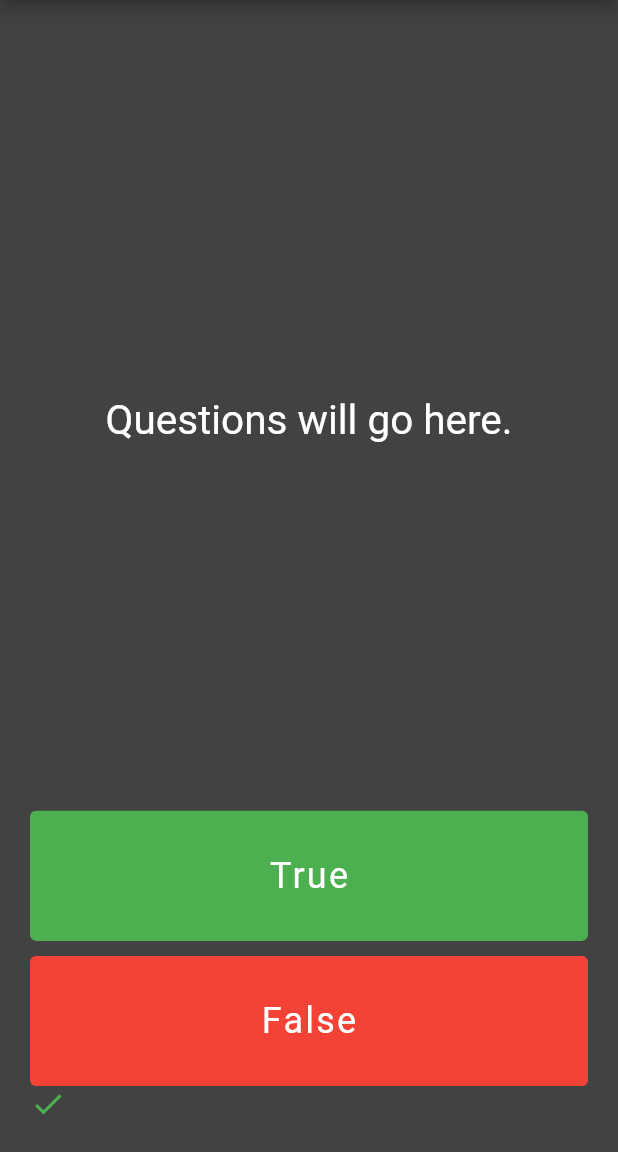
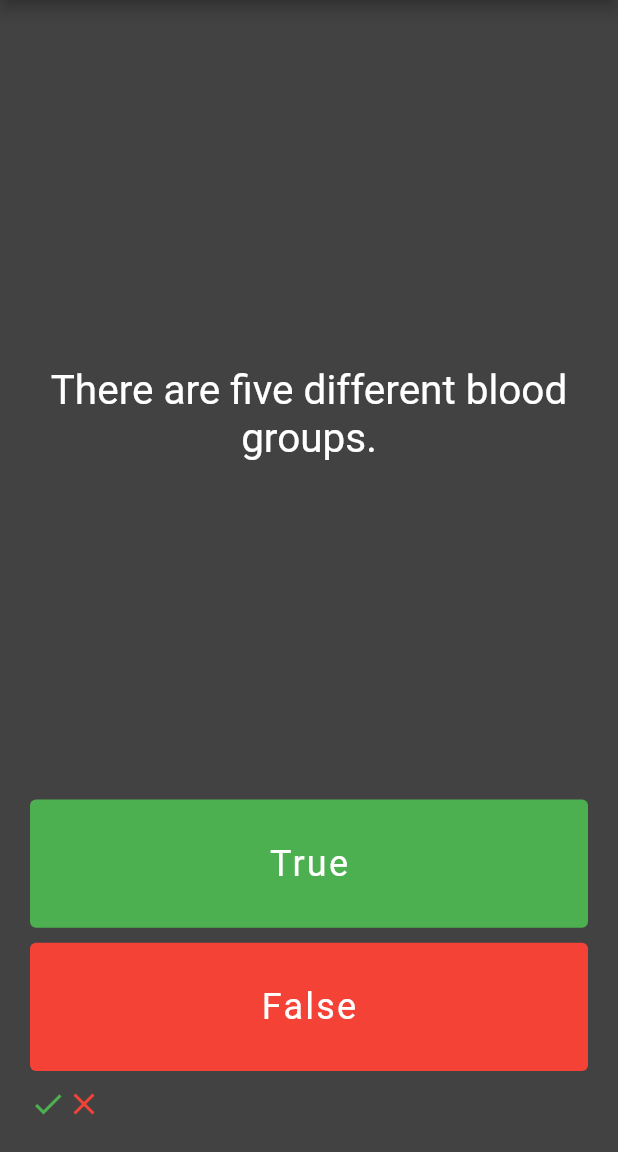
Before and after one commit to Jhay4Julian/quizzle_flutter, a Flutter app: the screen it shows after launch, after a tap on "True", after a tap on "False", on a phone screen of 412 x 824 dp, the part 84-1236 px from its top. Run offline on Flutter 3.47's test engine with Material 2 defaults, Android fonts, the phone set to English and light mode, and no system bars.

Commit message:
added next question option to TextButton setState

```diff
--- a/lib/main.dart
+++ b/lib/main.dart
@@ -43,6 +43,8 @@ class _QuizPageState extends State<QuizPage> {
     'The black box in a plane is black.',
   ];
 
+  int questionNumber = 0;
+
   List<bool> triviaAnswers = [
     true,
     true,
@@ -61,13 +63,13 @@ class _QuizPageState extends State<QuizPage> {
         crossAxisAlignment: CrossAxisAlignment.stretch,
         mainAxisAlignment: MainAxisAlignment.spaceBetween,
         children: [
-          const Expanded(
+          Expanded(
             flex: 6,
             child: Center(
               child: Text(
-                'Questions will go here.',
+                triviaQuestions[questionNumber],
                 textAlign: TextAlign.center,
-                style: TextStyle(
+                style: const TextStyle(
                   fontSize: 27.0,
                   color: Colors.white,
                 )
@@ -78,6 +80,7 @@ class _QuizPageState extends State<QuizPage> {
               onPressed: () {
                 setState(() {
                   scoreKeeper.add(const Icon(Icons.check, color: Colors.green));
+                  questionNumber++;
                 });
               },
               child: const Text(
@@ -92,7 +95,8 @@ class _QuizPageState extends State<QuizPage> {
             child: TextButton(
               onPressed: () {
                 setState(() {
-                  const Icon(Icons.clear, color: Colors.red);
+                  scoreKeeper.add(const Icon(Icons.clear, color: Colors.red));
+                  questionNumber++;
                 });
               },
               child: const Text(
@@ -102,6 +106,7 @@ class _QuizPageState extends State<QuizPage> {
               style: TextButton.styleFrom(backgroundColor: Colors.red),
             ),
           ),
+          const SizedBox(height: 10),
           Row(
             children: scoreKeeper,
           ),
```
